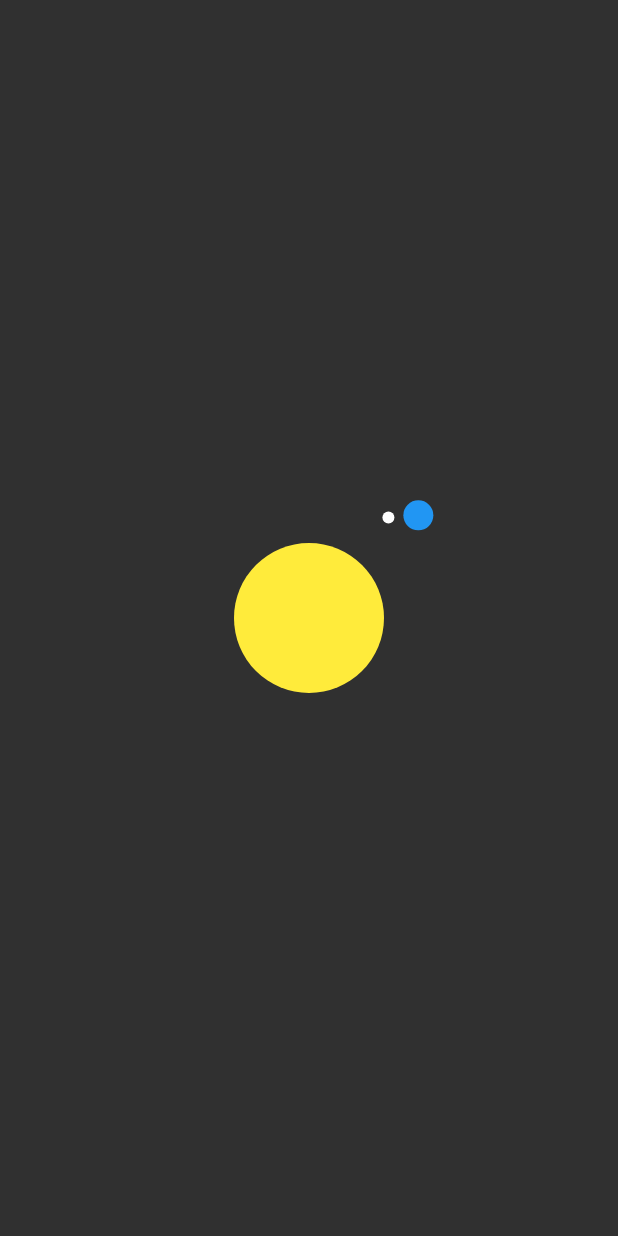
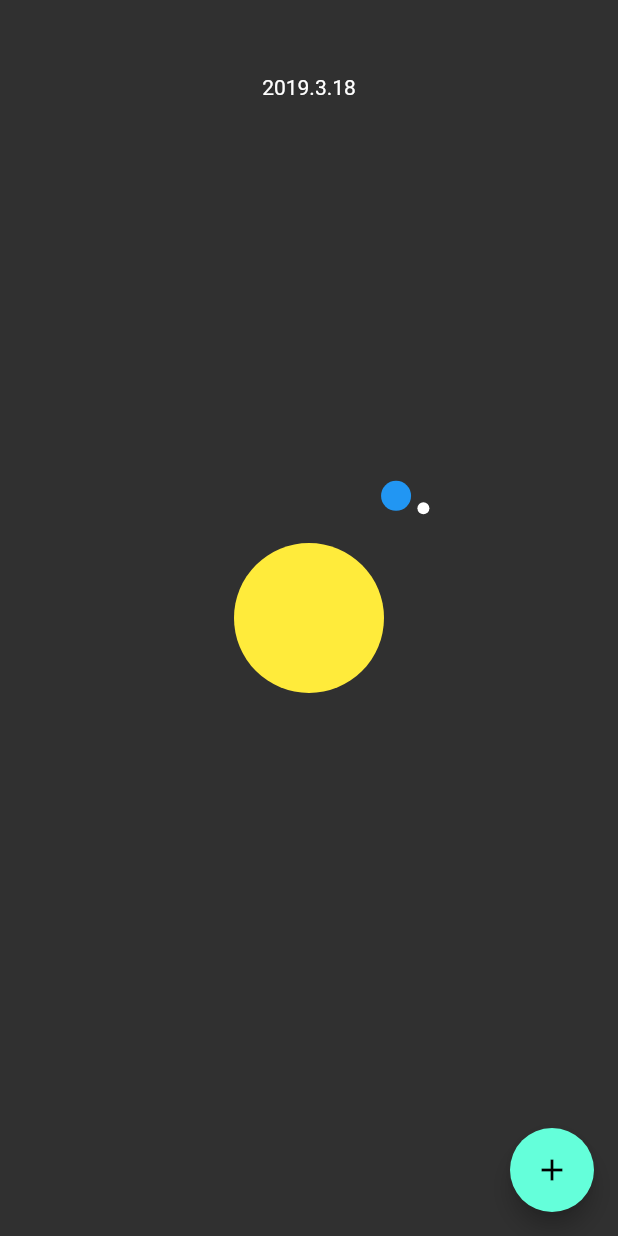
Before and after one commit to justinmc/flutter-5k, a Flutter app: the screen it shows after launch, on a phone screen of 412 x 824 dp. Run offline on Flutter 3.47's test engine with Material 2 defaults, Android fonts, the phone set to English and light mode, and no system bars.

Commit message:
Date text

```diff
--- a/lib/earth_orbit.dart
+++ b/lib/earth_orbit.dart
@@ -1,10 +1,5 @@
 import 'dart:math' as math;
 import 'package:flutter/material.dart';
-
-class EarthOrbit {
-  EarthOrbit();
-
-}
 
 class Orbit {
   Orbit({
--- a/lib/main.dart
+++ b/lib/main.dart
@@ -1,3 +1,4 @@
+import 'dart:math' as math;
 import 'package:flutter/material.dart';
 import 'package:fivek/earth_orbit.dart';
 
@@ -38,9 +39,9 @@ class _SolarSystemState extends State<SolarSystem> with SingleTickerProviderStat
 
     _animation = Tween<double>(
       begin: 0,
-      end: earthOrbit.period,
+      end: 1,
     ).animate(_controller);
-    _controller.duration = Duration(minutes: 1);
+    _controller.duration = Duration(milliseconds: 100); // 10 days per second
     _animation
       ..addStatusListener((status) {
         if (status == AnimationStatus.completed) {
@@ -51,7 +52,7 @@ class _SolarSystemState extends State<SolarSystem> with SingleTickerProviderStat
       })
       ..addListener(() {
       setState(() {
-        _time = _animation.value;
+        _time = _time.floor() + _animation.value;
       });
     });
     _controller.forward();
@@ -63,10 +64,26 @@ class _SolarSystemState extends State<SolarSystem> with SingleTickerProviderStat
     final Size screenSize = MediaQuery.of(context).size;
     final BoardPainter painter = BoardPainter(screenSize: screenSize, time: _time);
 
+    final DateTime date = DateTime.now().add(Duration(days: _time.toInt()));
+
     return Scaffold(
-      body: CustomPaint(
-        size: Size.infinite,
-        painter: painter,
+      body: Stack(
+        alignment: AlignmentDirectional.topCenter,
+        children: <Widget>[
+          CustomPaint(
+            size: Size.infinite,
+            painter: painter,
+          ),
+          Positioned(
+            top: 50,
+            child: Text('${date.year}.${date.month}.${date.day}'),
+          ),
+        ],
+      ),
+      floatingActionButton: FloatingActionButton(
+        onPressed: () {},
+        tooltip: 'ok',
+        child: Icon(Icons.add),
       ),
     );
   }
```
